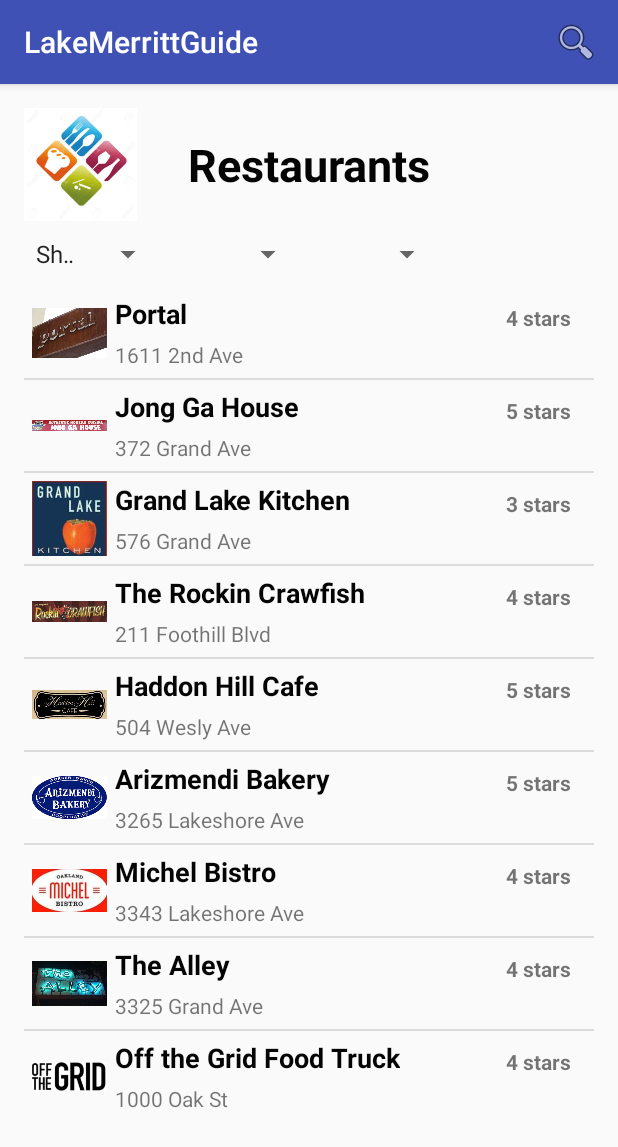
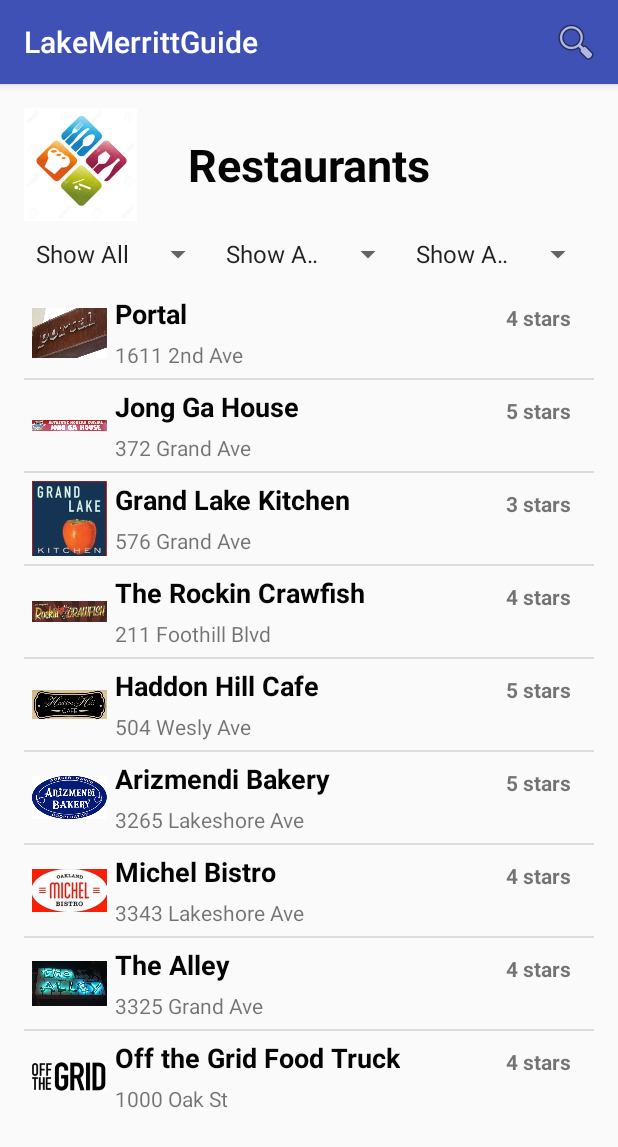
Before and after one commit to Billy1301/Neighborhood-Guide-App, an Android app: the screen it shows after launch (ResultListActivity), after a tap on "Restaurants", on a phone screen of 412 x 824 dp. Shown: the top 1147 px of the screen. Run offline under Robolectric (Android 15) with nearby library versions, the phone set to English and light mode, and no system bars.

Commit message:
made favorites to work

```diff
--- a/LakeMerrittGuide/app/src/main/java/com/example/billy/lakemerrittguide/DescriptionActivity.java
+++ b/LakeMerrittGuide/app/src/main/java/com/example/billy/lakemerrittguide/DescriptionActivity.java
@@ -68,7 +68,7 @@ public class DescriptionActivity extends AppCompatActivity {
     private void setFavoriteButtonImage(){
         if(thingsToDoClassClickedItem.getFavoriteStatus().equals(MainActivity.NO_FAVORITE_ICON)){
             favoriteButton.setBackgroundResource(R.drawable.emptyfav);
-        } else{
+        } else if (thingsToDoClassClickedItem.getFavoriteStatus().equals(MainActivity.FAVORITE_ICON)){
             favoriteButton.setBackgroundResource(R.drawable.filledfav);
         }
     }
@@ -82,12 +82,12 @@ public class DescriptionActivity extends AppCompatActivity {
 
                 switch (thingsToDoClassClickedItem.getFavoriteStatus()) {
                     case MainActivity.NO_FAVORITE_ICON:
-                        favoriteButton.setBackgroundResource(R.drawable.emptyfav);
+                        favoriteButton.setBackgroundResource(R.drawable.filledfav);
                         helper.updateFavoriteStatus(selectedId, MainActivity.FAVORITE_ICON);
                         thingsToDoClassClickedItem.setFavoriteStatus(MainActivity.FAVORITE_ICON);
                         break;
                     case MainActivity.FAVORITE_ICON:
-                        favoriteButton.setBackgroundResource(R.drawable.filledfav);
+                        favoriteButton.setBackgroundResource(R.drawable.emptyfav);
                         helper.updateFavoriteStatus(selectedId, MainActivity.NO_FAVORITE_ICON);
                         thingsToDoClassClickedItem.setFavoriteStatus(MainActivity.NO_FAVORITE_ICON);
                         break;
--- a/LakeMerrittGuide/app/src/main/java/com/example/billy/lakemerrittguide/MainActivity.java
+++ b/LakeMerrittGuide/app/src/main/java/com/example/billy/lakemerrittguide/MainActivity.java
@@ -144,7 +144,7 @@ public class MainActivity extends AppCompatActivity {
 
             lakeMerrittHelper.listInsert( RESTAURANTS, PORTAL, "1611 2nd Ave", "510-663-7678", "4 stars", "$$", "American, Breakfast & Brunch", getString(R.string.portal_info), R.drawable.portalicon, R.drawable.portalbrunch1, R.drawable.portalfood4, NO_FAVORITE_ICON);
             lakeMerrittHelper.listInsert( RESTAURANTS, JONG_GA, "372 Grand Ave", "510-444-7678", "5 stars", "$$", "Korean", getString(R.string.jongGA_info), R.drawable.jonggalogo, R.drawable.jonggafood1, R.drawable.jonggabbq2, NO_FAVORITE_ICON );
-            lakeMerrittHelper.listInsert( RESTAURANTS, GRAND_LAKE, "576 Grand Ave", "510-922-9582", "3 stars", "$$$", "American, Breakfast, Deli", getString(R.string.grandLakeKitchen_info), R.drawable.grandlakekitchenlogo, R.drawable.grandlakerunch1, R.drawable.grandlakebrunch4, NO_FAVORITE_ICON);
+            lakeMerrittHelper.listInsert( RESTAURANTS, GRAND_LAKE, "576 Grand Ave", "510-922-9582", "3 stars", "$$$", "American, Breakfast & Brunch, Deli", getString(R.string.grandLakeKitchen_info), R.drawable.grandlakekitchenlogo, R.drawable.grandlakerunch1, R.drawable.grandlakebrunch4, NO_FAVORITE_ICON);
             lakeMerrittHelper.listInsert( RESTAURANTS, THE_ROCKIN_CRAWFISH, "211 Foothill Blvd", "510-251-1657", "4 stars", "$$", "Cajun Seafood", getString(R.string.rockinCrawfish_info), R.drawable.rockincrawfishicon, R.drawable.rockinfoods1, R.drawable.rockinfoods2, NO_FAVORITE_ICON);
             lakeMerrittHelper.listInsert( RESTAURANTS, HADDON_HILL, "504 Wesly Ave", null, "5 stars", "$", "Cafe", getString(R.string.haddonHill_info), R.drawable.haddonhillcafelogo, R.drawable.haddonhilldrinks1, R.drawable.haddondrink3, NO_FAVORITE_ICON);
             lakeMerrittHelper.listInsert( RESTAURANTS, ARIZMENDI_BAKERY, "3265 Lakeshore Ave", "510-268-8849", "5 stars", "$$", "Bakeries, Pizza", getString(R.string.arizmendiBakery_info), R.drawable.arizmendibakerylogo, R.drawable.arizmendi2, R.drawable.arizmendi3, NO_FAVORITE_ICON);
--- a/LakeMerrittGuide/app/src/main/java/com/example/billy/lakemerrittguide/ResultListActivity.java
+++ b/LakeMerrittGuide/app/src/main/java/com/example/billy/lakemerrittguide/ResultListActivity.java
@@ -31,7 +31,7 @@ public class ResultListActivity extends AppCompatActivity  {
     private CursorAdapter cursorAdapter;
     private Cursor cursor;
     LakeMerrittSQLiteOpenHelper lakeMerrittHelper;
-    private ArrayAdapter<String> filterDynamicAdapter;
+    private ArrayAdapter<String> typeFilterAdapter, priceFilterAdapter, ratingFilterAdapter;
     private Spinner typeFilterSpinner, priceFilterSpinner, ratingFilterSpinner;
     private List<String> typeFilters, priceFilters, ratingFilters;
     private ImageView titleImageLogo;
@@ -86,11 +86,7 @@ public class ResultListActivity extends AppCompatActivity  {
                             cursor = LakeMerrittSQLiteOpenHelper.getInstance(ResultListActivity.this).getActivitiesList();
                         } else if (resultTitleName.getText().equals(MainActivity.VIEW_ALL)) {
                             cursor = LakeMerrittSQLiteOpenHelper.getInstance(ResultListActivity.this).getLakeMerrittLists();
-                        }
-                        /**
-                         * make below cursor to show favorites
-                         */
-                        else if (resultTitleName.getText().equals(MainActivity.FAVORITES)) {
+                        } else if (resultTitleName.getText().equals(MainActivity.FAVORITES)) {
                             cursor = LakeMerrittSQLiteOpenHelper.getInstance(ResultListActivity.this).getFavoriteLists();
                         }
 
@@ -102,21 +98,19 @@ public class ResultListActivity extends AppCompatActivity  {
 
                         if (resultTitleName.getText().equals(MainActivity.RESTAURANTS)) {
                             cursor = LakeMerrittSQLiteOpenHelper.getInstance(ResultListActivity.this).testingGetKoreanList();
+
                         } else if (resultTitleName.getText().equals(MainActivity.ACTIVITIES)) {
-                            cursor = LakeMerrittSQLiteOpenHelper.getInstance(ResultListActivity.this).testingGetSportsList();
+                            cursor = LakeMerrittSQLiteOpenHelper.getInstance(ResultListActivity.this).getSportsList();
                         } else if (resultTitleName.getText().equals(MainActivity.VIEW_ALL)) {
-                            cursor = LakeMerrittSQLiteOpenHelper.getInstance(ResultListActivity.this).getLakeMerrittLists();
+                            cursor = LakeMerrittSQLiteOpenHelper.getInstance(ResultListActivity.this).getActivitiesList();
                         } else if (resultTitleName.getText().equals(MainActivity.FAVORITES)) {
-
                             /**
                              * set this to favorites only
                              */
                             cursor = LakeMerrittSQLiteOpenHelper.getInstance(ResultListActivity.this).getFavoriteLists();
                         }
-
                         cursorAdapter.changeCursor(cursor);
                         cursorAdapter.notifyDataSetChanged();
-
                     }
 
                     if (position == 2) {
@@ -124,29 +118,28 @@ public class ResultListActivity extends AppCompatActivity  {
 
                         if (resultTitleName.getText().equals(MainActivity.RESTAURANTS)) {
                             cursor = LakeMerrittSQLiteOpenHelper.getInstance(ResultListActivity.this).getBreakfastList();
-                        } else {
+
+                        } else if (resultTitleName.getText().equals(MainActivity.ACTIVITIES)) {
                             cursor = LakeMerrittSQLiteOpenHelper.getInstance(ResultListActivity.this).getParksList();
+
+                        } else if (resultTitleName.getText().equals(MainActivity.VIEW_ALL)) {
+                        cursor = LakeMerrittSQLiteOpenHelper.getInstance(ResultListActivity.this).getRestaurantList();
                         }
-
                         cursorAdapter.changeCursor(cursor);
                         cursorAdapter.notifyDataSetChanged();
+                    }
 
-                    }
                     if (position == 3) {
                         Log.d("Result", "itemclicked " + position);
 
                         if (resultTitleName.getText().equals(MainActivity.RESTAURANTS)) {
-                            cursor = LakeMerrittSQLiteOpenHelper.getInstance(ResultListActivity.this).getBreakfastList();
+                            cursor = LakeMerrittSQLiteOpenHelper.getInstance(ResultListActivity.this).getThreeStarsList();
+
                         } else if (resultTitleName.getText().equals(MainActivity.ACTIVITIES)) {
-                            cursor = LakeMerrittSQLiteOpenHelper.getInstance(ResultListActivity.this).testingGetSportsList();
+                            cursor = LakeMerrittSQLiteOpenHelper.getInstance(ResultListActivity.this).getShopList();
                         } else if (resultTitleName.getText().equals(MainActivity.VIEW_ALL)) {
                             cursor = LakeMerrittSQLiteOpenHelper.getInstance(ResultListActivity.this).getLakeMerrittLists();
                         } else if (resultTitleName.getText().equals(MainActivity.FAVORITES)) {
-
-
-                        /**
-                         * set this to favorites only
-                         */
                             cursor = LakeMerrittSQLiteOpenHelper.getInstance(ResultListActivity.this).getFavoriteLists();
                         }
 
@@ -163,7 +156,6 @@ public class ResultListActivity extends AppCompatActivity  {
                 }
             });
 
-
     }
 
     /**
@@ -174,8 +166,8 @@ public class ResultListActivity extends AppCompatActivity  {
         if (resultTitleName.getText().equals(MainActivity.RESTAURANTS)) {
             typeFilters.add("Show All");
             typeFilters.add("Korean");
-            typeFilters.add("Breakfast");
-            typeFilters.add("Drinks");
+            typeFilters.add("Brunch");
+            typeFilters.add("Dinner");
 
             priceFilters.add("Show All Price");
             priceFilters.add("$");
@@ -194,8 +186,7 @@ public class ResultListActivity extends AppCompatActivity  {
             typeFilters.add("Parks");
             typeFilters.add("Exercise");
 
-            priceFilters.add("Show All");
-            ratingFilters.add("Show All");
+
 
 
 
@@ -204,8 +195,7 @@ public class ResultListActivity extends AppCompatActivity  {
             typeFilters.add(MainActivity.ACTIVITIES);
             typeFilters.add(MainActivity.RESTAURANTS);
 
-            priceFilters.add("Show All");
-            ratingFilters.add("Show All");
+
 
 
         }
@@ -217,12 +207,17 @@ public class ResultListActivity extends AppCompatActivity  {
      */
 
     public void setSpinner(){
-        filterDynamicAdapter = new ArrayAdapter<String>(this, android.R.layout.simple_spinner_item, typeFilters);
-        filterDynamicAdapter = new ArrayAdapter<String>(this, android.R.layout.simple_spinner_item, priceFilters);
-        filterDynamicAdapter = new ArrayAdapter<String>(this, android.R.layout.simple_spinner_item, ratingFilters);
+        typeFilterAdapter = new ArrayAdapter<String>(this, android.R.layout.simple_spinner_item, typeFilters);
+        priceFilterAdapter = new ArrayAdapter<String>(this, android.R.layout.simple_spinner_item, priceFilters);
+        ratingFilterAdapter = new ArrayAdapter<String>(this, android.R.layout.simple_spinner_item, ratingFilters);
 
-        filterDynamicAdapter.setDropDownViewResource(android.R.layout.simple_spinner_dropdown_item);
-        typeFilterSpinner.setAdapter(filterDynamicAdapter);
+        typeFilterAdapter.setDropDownViewResource(android.R.layout.simple_spinner_dropdown_item);
+        priceFilterAdapter.setDropDownViewResource(android.R.layout.simple_spinner_dropdown_item);
+        ratingFilterAdapter.setDropDownViewResource(android.R.layout.simple_spinner_dropdown_item);
+
+        typeFilterSpinner.setAdapter(typeFilterAdapter);
+        priceFilterSpinner.setAdapter(priceFilterAdapter);
+        ratingFilterSpinner.setAdapter(ratingFilterAdapter);
 
 
     }
--- a/LakeMerrittGuide/app/src/main/res/layout/activity_list_result.xml
+++ b/LakeMerrittGuide/app/src/main/res/layout/activity_list_result.xml
@@ -72,6 +72,7 @@
         android:layout_weight="1"
 
         />
+
 </LinearLayout>
 
 
--- a/LakeMerrittGuide/app/src/main/res/layout/content_description.xml
+++ b/LakeMerrittGuide/app/src/main/res/layout/content_description.xml
@@ -76,7 +76,7 @@
         android:layout_height="50dp"
         android:layout_above="@+id/descriptionInfoDetailText"
         android:layout_alignParentEnd="true"
-        android:background="@drawable/emptyfav"
+        android:background="@drawable/hearticon"
         />
 
     <TextView
--- a/LakeMerrittGuide/app/src/main/res/layout/content_main.xml
+++ b/LakeMerrittGuide/app/src/main/res/layout/content_main.xml
@@ -88,6 +88,10 @@
             android:layout_height="2dp"
             android:background="@android:color/black" />
 
+        <FrameLayout
+            android:id="@+id/main_secondFrame_layout"
+            android:layout_width="fill_parent"
+            android:layout_height="match_parent">
         <ImageView
             android:layout_marginTop="5dp"
             android:id="@+id/main_logo2"
@@ -95,6 +99,7 @@
             android:layout_height="wrap_content"
             android:src="@drawable/lakemerrittlogo"
             />
+        </FrameLayout>
 
     </LinearLayout>
 
```
Also changed, not shown: LakeMerrittGuide/app/src/main/java/com/example/billy/lakemerrittguide/LakeMerrittSQLiteOpenHelper.java (+58 -13 lines), LakeMerrittGuide/app/src/main/java/com/example/billy/lakemerrittguide/SpinnerItemClicker.java (deleted, +0 -34 lines).
